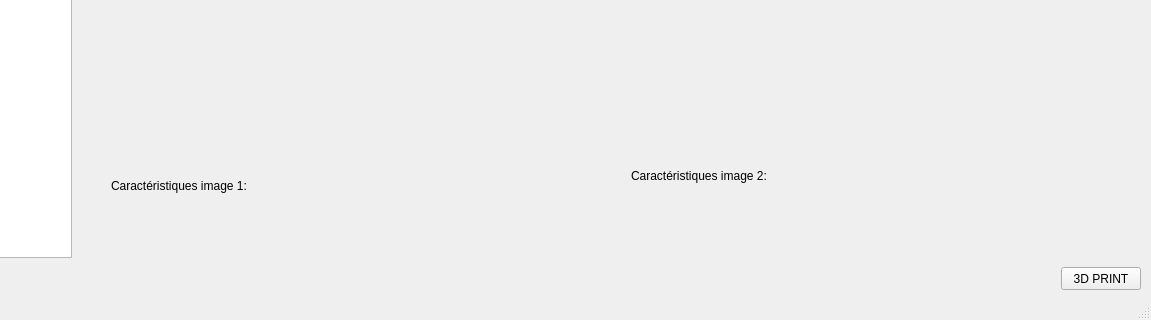
This is app/mainwindow.ui in fcaball/TER as Qt 5 draws it before an edit; both pictures show x 149 to 1300 and y 369 to 689 of the 1300 by 689 pixel window. The edited form follows.
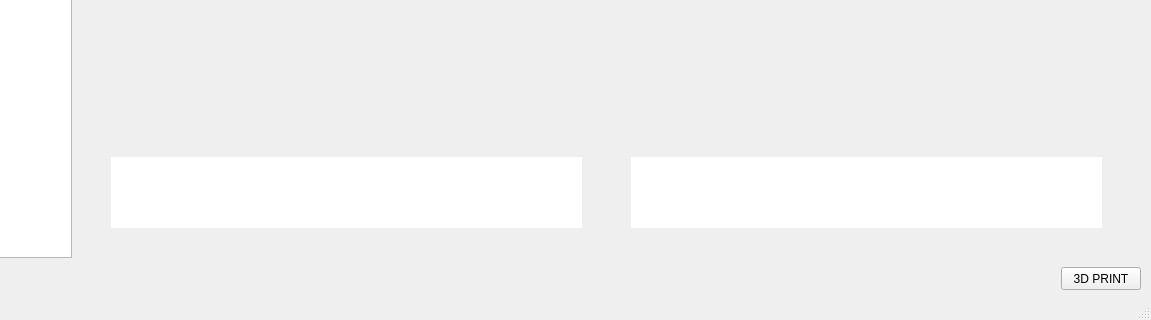
This is the edited form.

Commit message: Fin extraction des caractéristiques

```diff
--- a/app/mainwindow.ui
+++ b/app/mainwindow.ui
@@ -81,23 +81,27 @@
       <height>71</height>
      </rect>
     </property>
+    <property name="styleSheet">
+     <string notr="true">QLabel { background-color :white ; color : black; }</string>
+    </property>
     <property name="text">
-     <string>Caractéristiques image 1:
-</string>
+     <string/>
     </property>
    </widget>
    <widget class="QLabel" name="textimage2">
     <property name="geometry">
      <rect>
       <x>780</x>
-      <y>480</y>
+      <y>490</y>
       <width>471</width>
       <height>71</height>
      </rect>
     </property>
+    <property name="styleSheet">
+     <string notr="true">QLabel { background-color :white ; color : black; }</string>
+    </property>
     <property name="text">
-     <string>Caractéristiques image 2:
-</string>
+     <string/>
     </property>
    </widget>
   </widget>
```
The commit also changes 12036 other files.
